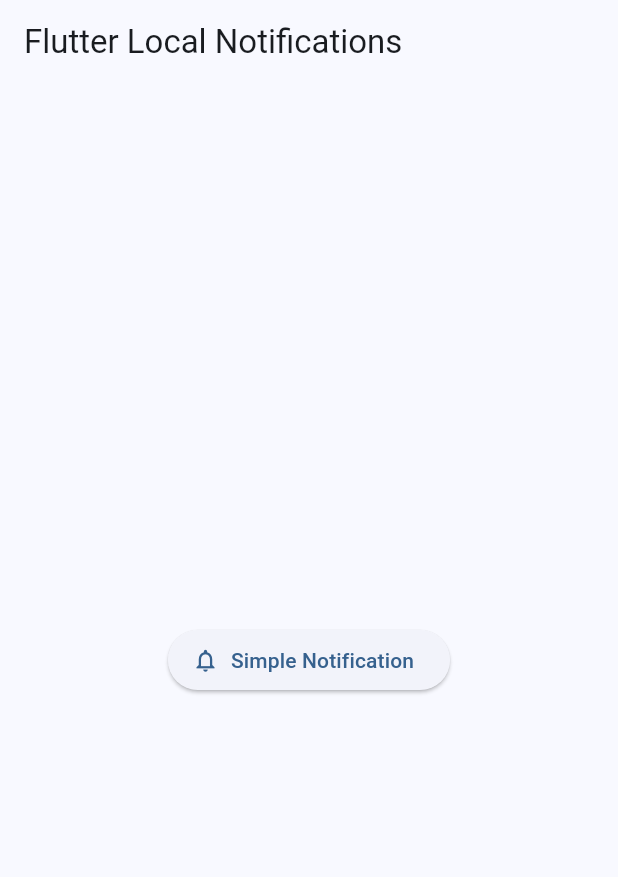
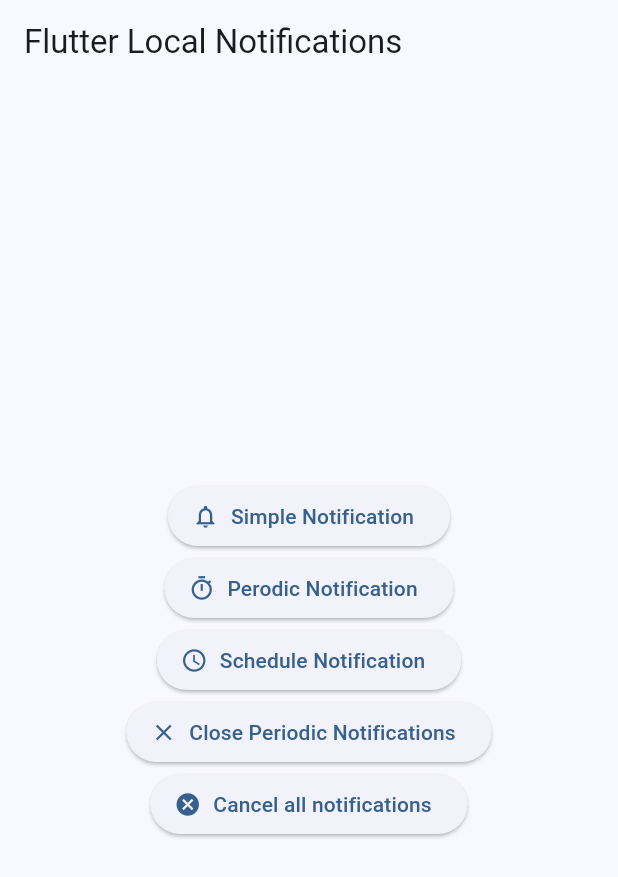
Before and after one commit to adarshDevelopment/localNotificationFlutter, a Flutter app: the screen it shows after launch, on a phone screen of 412 x 824 dp. Shown: the top 877 px of the screen. Run offline on Flutter 3.47's test engine with Material 3 defaults, Android fonts, the phone set to English and light mode, and no system bars; our stand-ins replace flutter_local_notifications, rxdart, timezone.

Commit message:
in background and closed remaining

```diff
--- a/lib/home.dart
+++ b/lib/home.dart
@@ -1,4 +1,5 @@
 import 'package:flutter/material.dart';
+import 'package:flutter_local_notification_practise/another_page.dart';
 import 'package:flutter_local_notification_practise/local_notifications.dart';
 
 class HomePage extends StatefulWidget {
@@ -9,6 +10,25 @@
 }
 
 class _HomePageState extends State<HomePage> {
+  @override
+  void initState() {
+    listenToNotification();
+    super.initState();
+  }
+
+  // to listen to any notifictaion cliccked or not
+
+  listenToNotification() {
+    print('Listening to nofiticaion');
+    LocalNotifications.onClickNotification.stream.listen((event) {
+      Navigator.push(
+          context,
+          MaterialPageRoute(
+            builder: (context) => AnotherPage(payload: event),
+          ));
+    });
+  }
+
   @override
   Widget build(BuildContext context) {
     return Scaffold(
@@ -29,7 +49,41 @@
               },
               icon: const Icon(Icons.notifications_outlined),
               label: const Text('Simple Notification'),
-            )
+            ),
+            ElevatedButton.icon(
+              onPressed: () {
+                LocalNotifications.showPerodicNotifications(
+                    title: 'Perodic Notification title',
+                    body: 'Perodic Notification body',
+                    payload: "This is Perodic payload");
+              },
+              icon: const Icon(Icons.timer_outlined),
+              label: const Text('Perodic Notification'),
+            ),
+            ElevatedButton.icon(
+              onPressed: () {
+                LocalNotifications.showScheduleNotification(
+                    title: 'Schedule Notification title',
+                    body: 'Schedule Notification body',
+                    payload: "This is Schedule payload");
+              },
+              icon: const Icon(Icons.schedule),
+              label: const Text('Schedule Notification'),
+            ),
+            ElevatedButton.icon(
+              onPressed: () {
+                LocalNotifications.cancel(2);
+              },
+              icon: const Icon(Icons.close),
+              label: const Text('Close Periodic Notifications'),
+            ),
+            ElevatedButton.icon(
+              onPressed: () {
+                LocalNotifications.cancelAll();
+              },
+              icon: const Icon(Icons.cancel),
+              label: const Text('Cancel all notifications'),
+            ),
           ],
         ),
       ),
--- a/lib/local_notifications.dart
+++ b/lib/local_notifications.dart
@@ -1,4 +1,7 @@
 import 'package:flutter_local_notifications/flutter_local_notifications.dart';
+import 'package:rxdart/rxdart.dart';
+import 'package:timezone/data/latest.dart' as tz;
+import 'package:timezone/timezone.dart' as tz;
 
 class LocalNotifications {
   static final FlutterLocalNotificationsPlugin
@@ -7,24 +10,60 @@
   static FlutterLocalNotificationsPlugin get flutterLocalNotificationsPlugin =>
       _flutterLocalNotificationsPlugin;
 
+  static final onClickNotification = BehaviorSubject();
+
+  // on tap on any notification
+  static void onNotificationTap(NotificationResponse notificationResponse) {
+    print('inside onNotificationTap');
+    // print('inside onNotificationTap: id: ${notificationResponse.id}, title: ${notificationResponse.}, body: $body, payLoad: $payload');
+    onClickNotification.add(notificationResponse.payload);
+  }
+
+  // schedule local notification
+  static Future showScheduleNotification({
+    required String title,
+    required String body,
+    required String payload,
+  }) async {
+    tz.initializeTimeZones();
+    await _flutterLocalNotificationsPlugin.zonedSchedule(
+        3,
+        title,
+        body,
+        tz.TZDateTime.now(tz.local).add(const Duration(seconds: 5)),
+        const NotificationDetails(
+            android: AndroidNotificationDetails(
+                'channel 3', 'your channel name',
+                channelDescription: 'your channel description',
+                importance: Importance.max,
+                priority: Priority.high,
+                ticker: 'ticker')),
+        androidScheduleMode: AndroidScheduleMode.exactAllowWhileIdle,
+        uiLocalNotificationDateInterpretation:
+            UILocalNotificationDateInterpretation.absoluteTime,
+        payload: payload);
+  }
+
   // initialize the local notifications
   static Future init() async {
     // initialise the plugin. app_icon needs to be a added as a drawable resource to the Android head project
 
     //android initialization settings
-    const AndroidInitializationSettings initializationSettingsAndroid =
-        AndroidInitializationSettings(
+    AndroidInitializationSettings initializationSettingsAndroid =
+        const AndroidInitializationSettings(
             '@mipmap/ic_launcher'); // default icon from ANdroidManifest.xml. android/app/src/main/..
 
     // ios android initialization settings
-    final DarwinInitializationSettings initializationSettingsDarwin =
+    const DarwinInitializationSettings initializationSettingsDarwin =
         DarwinInitializationSettings(
-      onDidReceiveLocalNotification: (id, title, body, payload) {},
-    );
+            // onDidReceiveLocalNotification: onNotificationTap,
+            // onDidReceiveBackGroundLocalNotification missing!!
+            );
 
     // linux android initialization settings
-    const LinuxInitializationSettings initializationSettingsLinux =
-        LinuxInitializationSettings(defaultActionName: 'Open notification');
+    LinuxInitializationSettings initializationSettingsLinux =
+        const LinuxInitializationSettings(
+            defaultActionName: 'Open notification');
 
     // android initialization settings
     final InitializationSettings initializationSettings =
@@ -34,10 +73,9 @@
             linux: initializationSettingsLinux);
 
     // initialize method from FlutterLocalNotificationsPlugin
-    _flutterLocalNotificationsPlugin.initialize(
-      initializationSettings,
-      onDidReceiveNotificationResponse: (details) {},
-    );
+    _flutterLocalNotificationsPlugin.initialize(initializationSettings,
+        onDidReceiveNotificationResponse: onNotificationTap,
+        onDidReceiveBackgroundNotificationResponse: onNotificationTap);
   }
 
   //show a simple notification
@@ -46,19 +84,53 @@
     required String body,
     required String payload,
   }) async {
-    const AndroidNotificationDetails androidNotificationDetails =
-        AndroidNotificationDetails('channelId', 'channelName',
+    AndroidNotificationDetails androidNotificationDetails =
+        const AndroidNotificationDetails('channelId', 'channelName',
             channelDescription: 'Channel description',
             importance: Importance.max,
             priority: Priority.high,
             ticker: 'ticker');
 
-    const NotificationDetails notificationDetails = NotificationDetails(
+    NotificationDetails notificationDetails = NotificationDetails(
       android: androidNotificationDetails,
       iOS: null,
     );
 
     await _flutterLocalNotificationsPlugin
-        .show(2, title, body, notificationDetails, payload: payload);
+        .show(1, title, body, notificationDetails, payload: payload);
+  }
+
+  // show peroidc notifiation at regular interval
+  static Future showPerodicNotifications({
+    required String title,
+    required String body,
+    required String payload,
+  }) async {
+    AndroidNotificationDetails androidNotificationDetails =
+        const AndroidNotificationDetails(
+      'channelId perodic',
+      'channelName perodic',
+      importance: Importance.max,
+      priority: Priority.max,
+      ticker: 'ticker',
+    );
+    NotificationDetails notificationDetails =
+        NotificationDetails(android: androidNotificationDetails);
+    await _flutterLocalNotificationsPlugin.periodicallyShow(
+        2, title, body, RepeatInterval.everyMinute, notificationDetails,
+        payload: payload);
+  }
+
+  // close a specific channel notification
+  static Future cancel(int id) async {
+    await _flutterLocalNotificationsPlugin.cancel(id);
+  }
+
+  //close all set notifications
+  static Future cancelAll() async {
+    print('onClickNotification dataType: ${onClickNotification.runtimeType}');
+    print('onClickNotification: $onClickNotification');
+
+    await _flutterLocalNotificationsPlugin.cancelAll();
   }
 }
--- a/lib/main.dart
+++ b/lib/main.dart
@@ -20,6 +20,7 @@
   @override
   Widget build(BuildContext context) {
     return MaterialApp(
+      debugShowCheckedModeBanner: false,
       title: 'Flutter Demo',
       theme: ThemeData(
         colorScheme: ColorScheme.fromSeed(seedColor: Colors.blue),
```
Also changed, not shown: lib/another_page.dart (added, +23 -0 lines).
